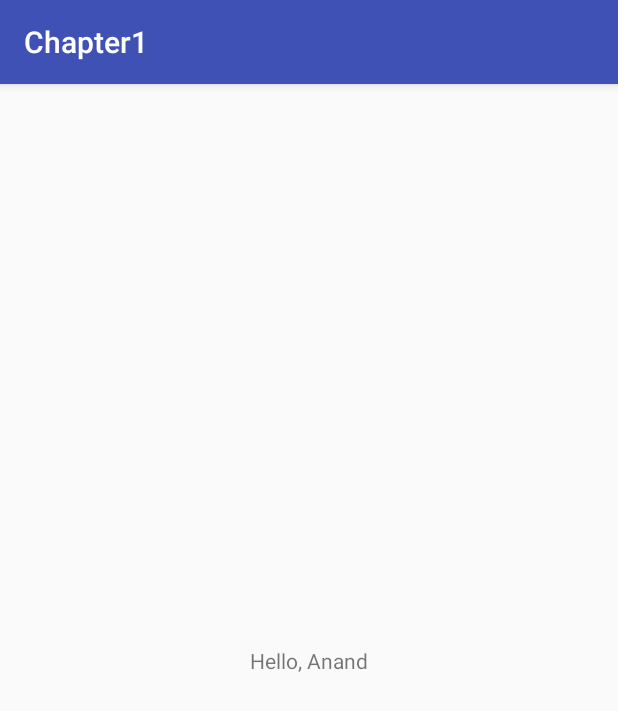
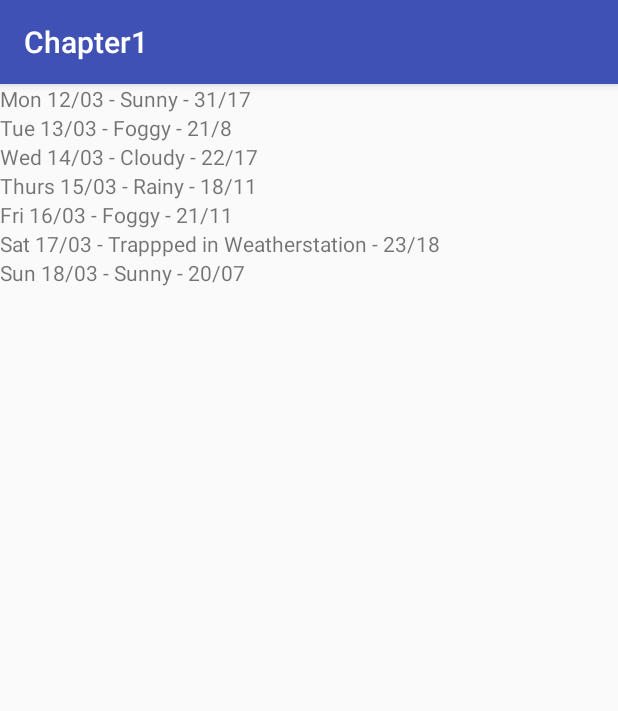
Before and after one commit to ananddamodaran/kotlin-examples, an Android app: the screen it shows after launch (MainActivity), on a phone screen of 412 x 824 dp. Shown: the top 711 px of the screen. Run offline under Robolectric (Android 15) with nearby library versions, the phone set to English and light mode, and no system bars.

Commit message:
classes and functions

```diff
--- a/Kotlin_For_Android_Developers/app/build.gradle
+++ b/Kotlin_For_Android_Developers/app/build.gradle
@@ -26,6 +26,7 @@ dependencies {
     implementation fileTree(dir: 'libs', include: ['*.jar'])
     implementation"org.jetbrains.kotlin:kotlin-stdlib-jre7:$kotlin_version"
     implementation "com.android.support:appcompat-v7:$support_version"
+    implementation "com.android.support:recyclerview-v7:$support_version"
     implementation 'com.android.support.constraint:constraint-layout:1.0.2'
     testImplementation 'junit:junit:4.12'
     androidTestImplementation 'com.android.support.test:runner:1.0.1'
--- /dev/null
+++ b/Kotlin_For_Android_Developers/app/src/main/java/com/ananddamodaran/chapter1/ForecastListAdapter.kt
@@ -0,0 +1,25 @@
+package com.ananddamodaran.chapter1
+
+import android.support.v7.widget.RecyclerView
+import android.view.ViewGroup
+import android.widget.TextView
+
+/**
+ * Created by anand on 3/12/18.
+ */
+class ForecastListAdapter(val items: List<String>) :
+        RecyclerView.Adapter<ForecastListAdapter.ViewHolder>(){
+    override fun getItemCount(): Int = items.size
+
+    override fun onCreateViewHolder(parent: ViewGroup?, viewType: Int): ViewHolder {
+        val textView = TextView(parent?.context)
+        return  ViewHolder(textView)
+    }
+
+    override fun onBindViewHolder(holder: ViewHolder?, position: Int) {
+        holder?.textView?.text = items[position]
+    }
+
+    class ViewHolder(val textView:TextView) : RecyclerView.ViewHolder(textView)
+
+}
--- a/Kotlin_For_Android_Developers/app/src/main/java/com/ananddamodaran/chapter1/MainActivity.kt
+++ b/Kotlin_For_Android_Developers/app/src/main/java/com/ananddamodaran/chapter1/MainActivity.kt
@@ -2,13 +2,24 @@ package com.ananddamodaran.chapter1
 
 import android.os.Bundle
 import android.support.v7.app.AppCompatActivity
+import android.support.v7.widget.LinearLayoutManager
 import kotlinx.android.synthetic.main.activity_main.*
 
 class MainActivity : AppCompatActivity() {
 
+    private val items = listOf(
+            "Mon 12/03 - Sunny - 31/17",
+            "Tue 13/03 - Foggy - 21/8",
+            "Wed 14/03 - Cloudy - 22/17",
+            "Thurs 15/03 - Rainy - 18/11",
+            "Fri 16/03 - Foggy - 21/11",
+            "Sat 17/03 - Trappped in Weatherstation - 23/18",
+            "Sun 18/03 - Sunny - 20/07"
+    )
     override fun onCreate(savedInstanceState: Bundle?) {
         super.onCreate(savedInstanceState)
         setContentView(R.layout.activity_main)
-        message.text = "Hello, Anand"
+        forecast_list.layoutManager = LinearLayoutManager(this)
+        forecast_list.adapter = ForecastListAdapter(items)
     }
 }
--- a/Kotlin_For_Android_Developers/app/src/main/res/layout/activity_main.xml
+++ b/Kotlin_For_Android_Developers/app/src/main/res/layout/activity_main.xml
@@ -1,19 +1,14 @@
 <?xml version="1.0" encoding="utf-8"?>
-<android.support.constraint.ConstraintLayout xmlns:android="http://schemas.android.com/apk/res/android"
+<FrameLayout xmlns:android="http://schemas.android.com/apk/res/android"
     xmlns:app="http://schemas.android.com/apk/res-auto"
     xmlns:tools="http://schemas.android.com/tools"
     android:layout_width="match_parent"
     android:layout_height="match_parent"
     tools:context="com.ananddamodaran.chapter1.MainActivity">
 
-    <TextView
-        android:id="@+id/message"
-        android:layout_width="wrap_content"
-        android:layout_height="wrap_content"
-        android:text="Hello World!"
-        app:layout_constraintBottom_toBottomOf="parent"
-        app:layout_constraintLeft_toLeftOf="parent"
-        app:layout_constraintRight_toRightOf="parent"
-        app:layout_constraintTop_toTopOf="parent" />
+    <android.support.v7.widget.RecyclerView
+        android:id="@+id/forecast_list"
+        android:layout_width="match_parent"
+        android:layout_height="match_parent"/>
 
-</android.support.constraint.ConstraintLayout>
+</FrameLayout>
```
Also changed, not shown: 1 other file.
